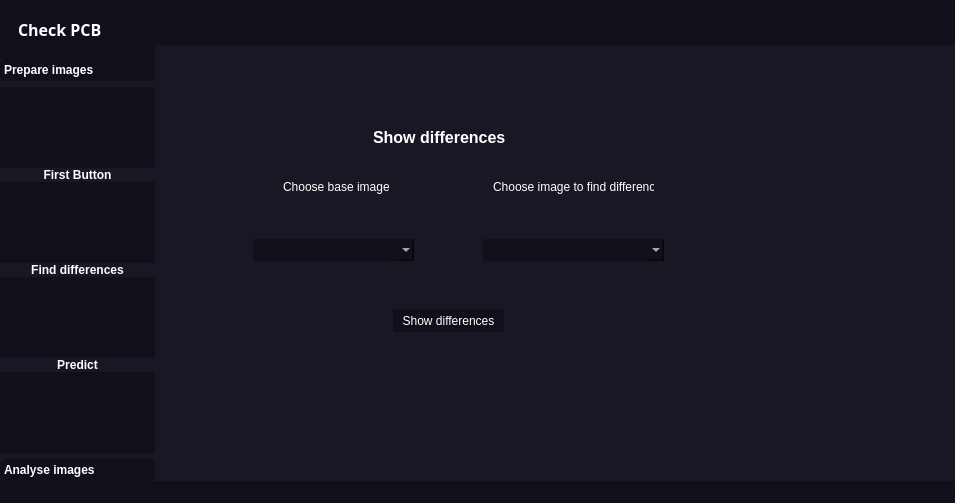
This is check_pcb.ui in MarcinKrupnik/CheckPCB as Qt 5 draws it before an edit. The edited form follows.
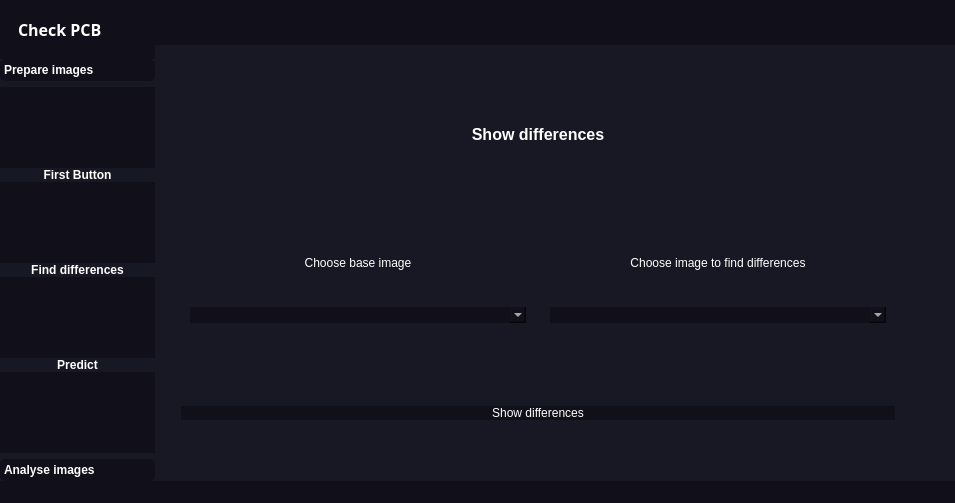
This is the edited form. The open tabs and pages were chosen to show the change. Icons and pictures are not drawn.

Patch:
```diff
--- a/check_pcb.ui
+++ b/check_pcb.ui
@@ -883,42 +883,122 @@
                  <property name="frameShadow">
                   <enum>QFrame::Raised</enum>
                  </property>
+                 <layout class="QVBoxLayout" name="verticalLayout_13">
+                  <item>
+                   <widget class="QFrame" name="frame_14">
+                    <property name="frameShape">
+                     <enum>QFrame::StyledPanel</enum>
+                    </property>
+                    <property name="frameShadow">
+                     <enum>QFrame::Raised</enum>
+                    </property>
+                    <layout class="QVBoxLayout" name="verticalLayout_17">
+                     <item>
+                      <widget class="QLabel" name="label_12">
+                       <property name="font">
+                        <font>
+                         <pointsize>12</pointsize>
+                         <weight>75</weight>
+                         <bold>true</bold>
+                        </font>
+                       </property>
+                       <property name="layoutDirection">
+                        <enum>Qt::LeftToRight</enum>
+                       </property>
+                       <property name="text">
+                        <string>Show differences</string>
+                       </property>
+                       <property name="alignment">
+                        <set>Qt::AlignCenter</set>
+                       </property>
+                      </widget>
+                     </item>
+                    </layout>
+                   </widget>
+                  </item>
+                  <item>
+                   <widget class="QFrame" name="frame_16">
+                    <property name="frameShape">
+                     <enum>QFrame::StyledPanel</enum>
+                    </property>
+                    <property name="frameShadow">
+                     <enum>QFrame::Raised</enum>
+                    </property>
+                    <layout class="QHBoxLayout" name="horizontalLayout_8">
+                     <item>
+                      <widget class="QFrame" name="frame_18">
+                       <property name="frameShape">
+                        <enum>QFrame::StyledPanel</enum>
+                       </property>
+                       <property name="frameShadow">
+                        <enum>QFrame::Raised</enum>
+                       </property>
+                       <layout class="QVBoxLayout" name="verticalLayout_14">
+                        <item>
+                         <widget class="QLabel" name="label_10">
+                          <property name="text">
+                           <string>Choose base image</string>
+                          </property>
+                          <property name="alignment">
+                           <set>Qt::AlignCenter</set>
+                          </property>
+                         </widget>
+                        </item>
+                        <item>
+                         <widget class="QComboBox" name="choose_base_combobox">
+                          <property name="styleSheet">
+                           <string notr="true">background-color:rgb(17,16,26);
+</string>
+                          </property>
+                         </widget>
+                        </item>
+                       </layout>
+                      </widget>
+                     </item>
+                     <item>
+                      <widget class="QFrame" name="frame_17">
+                       <property name="frameShape">
+                        <enum>QFrame::StyledPanel</enum>
+                       </property>
+                       <property name="frameShadow">
+                        <enum>QFrame::Raised</enum>
+                       </property>
+                       <layout class="QVBoxLayout" name="verticalLayout_15">
+                        <item>
                  <widget class="QLabel" name="label_7">
-                  <property name="geometry">
-                   <rect>
-                    <x>330</x>
-                    <y>120</y>
-                    <width>161</width>
-                    <height>16</height>
-                   </rect>
-                  </property>
                   <property name="text">
                    <string>Choose image to find differences</string>
                   </property>
-                 </widget>
+                          <property name="alignment">
+                           <set>Qt::AlignCenter</set>
+                          </property>
+                         </widget>
+                        </item>
+                        <item>
                  <widget class="QComboBox" name="difference_combobox">
-                  <property name="geometry">
-                   <rect>
-                    <x>320</x>
-                    <y>180</y>
-                    <width>181</width>
-                    <height>22</height>
-                   </rect>
-                  </property>
                   <property name="styleSheet">
                    <string notr="true">background-color:rgb(17,16,26);
 </string>
                   </property>
                  </widget>
+                        </item>
+                       </layout>
+                      </widget>
+                     </item>
+                    </layout>
+                   </widget>
+                  </item>
+                  <item>
+                   <widget class="QFrame" name="frame_15">
+                    <property name="frameShape">
+                     <enum>QFrame::StyledPanel</enum>
+                    </property>
+                    <property name="frameShadow">
+                     <enum>QFrame::Raised</enum>
+                    </property>
+                    <layout class="QVBoxLayout" name="verticalLayout_16">
+                     <item>
                  <widget class="QPushButton" name="show_differences">
-                  <property name="geometry">
-                   <rect>
-                    <x>230</x>
-                    <y>250</y>
-                    <width>111</width>
-                    <height>23</height>
-                   </rect>
-                  </property>
                   <property name="styleSheet">
                    <string notr="true">background-color:rgb(17,16,26);
 </string>
@@ -927,66 +1007,11 @@
                    <string>Show differences</string>
                   </property>
                  </widget>
-                 <widget class="QLabel" name="label_10">
-                  <property name="geometry">
-                   <rect>
-                    <x>120</x>
-                    <y>120</y>
-                    <width>111</width>
-                    <height>16</height>
-                   </rect>
-                  </property>
-                  <property name="text">
-                   <string>Choose base image</string>
-                  </property>
-                 </widget>
-                 <widget class="QComboBox" name="choose_base_combobox">
-                  <property name="geometry">
-                   <rect>
-                    <x>90</x>
-                    <y>180</y>
-                    <width>161</width>
-                    <height>22</height>
-                   </rect>
-                  </property>
-                  <property name="styleSheet">
-                   <string notr="true">background-color:rgb(17,16,26);
-</string>
-                  </property>
-                 </widget>
-                 <widget class="QLabel" name="label_11">
-                  <property name="geometry">
-                   <rect>
-                    <x>250</x>
-                    <y>40</y>
-                    <width>47</width>
-                    <height>13</height>
-                   </rect>
-                  </property>
-                  <property name="text">
-                   <string/>
-                  </property>
-                 </widget>
-                 <widget class="QLabel" name="label_12">
-                  <property name="geometry">
-                   <rect>
-                    <x>210</x>
-                    <y>70</y>
-                    <width>161</width>
-                    <height>16</height>
-                   </rect>
-                  </property>
-                  <property name="font">
-                   <font>
-                    <pointsize>12</pointsize>
-                    <weight>75</weight>
-                    <bold>true</bold>
-                   </font>
-                  </property>
-                  <property name="text">
-                   <string>Show differences</string>
-                  </property>
-                 </widget>
+                     </item>
+                    </layout>
+                   </widget>
+                  </item>
+                 </layout>
                 </widget>
                </widget>
                <widget class="QWidget" name="page_6">
```
Left out of the diff: 320 changed lines with no effect on the pictures. Lines whose indentation alone changed are shown as unchanged.
